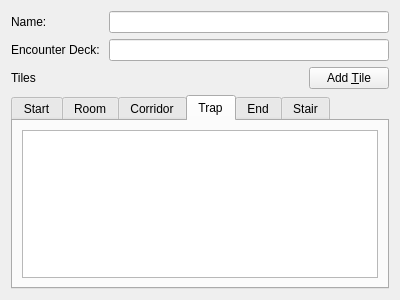
Old version of the form Data/EditorFiles/Editors/ui/MapEditor.ui in the repository griusfux/conceptrpg2.
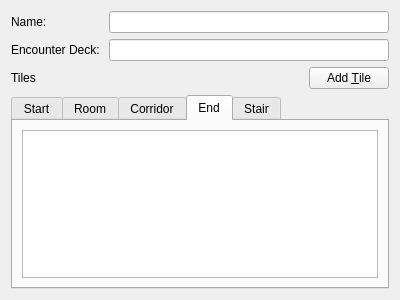
New version of the form. The open tabs and pages were chosen to show the change.

Commit message: Removing trap tiles from dungeons.

What changed in the file:
```diff
--- a/Data/EditorFiles/Editors/ui/MapEditor.ui
+++ b/Data/EditorFiles/Editors/ui/MapEditor.ui
@@ -112,16 +112,6 @@
        </item>
       </layout>
      </widget>
-     <widget class="QWidget" name="tab_4">
-      <attribute name="title">
-       <string>Trap</string>
-      </attribute>
-      <layout class="QVBoxLayout" name="verticalLayout_5">
-       <item>
-        <widget class="QTreeView" name="trap_view"/>
-       </item>
-      </layout>
-     </widget>
      <widget class="QWidget" name="tab_5">
       <attribute name="title">
        <string>End</string>
```
Left out of the diff: 2 changed lines with no effect on the pictures. The commit also changes 7 other files.
